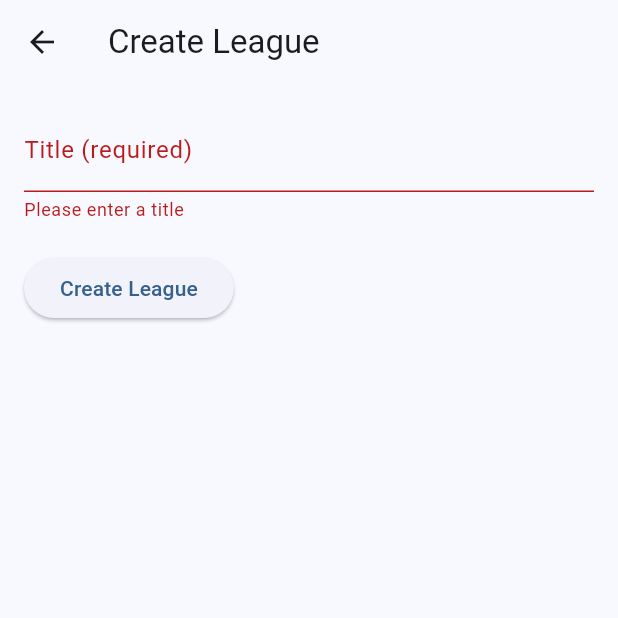
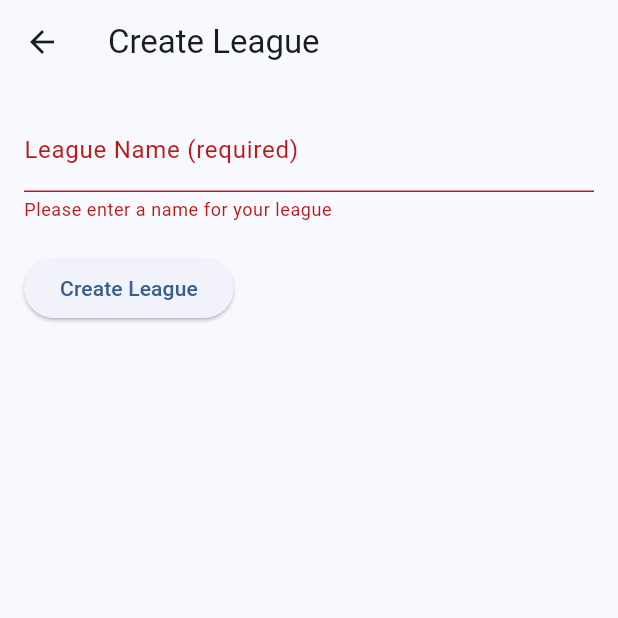
Before and after one commit to mitchgoertzen/renowned_fantasy, a Flutter app: the CreateLeague screen opened directly with empty values, after a tap on "Create League", on a phone screen of 412 x 824 dp, the top half of it. Run offline on Flutter 3.47's test engine with Material 2 defaults, Android fonts, the light colour scheme and no system bars; our stand-ins replace permission_handler, shared_preferences; missing offline and left inert: amplify_api, amplify_auth_cognito, amplify_authenticator, amplify_core, amplify_flutter, dart:ffi; accounts and stored records are empty.

Commit message:
add comments and refactor

```diff
--- a/lib/features/leagues/screens/create_league_page.dart
+++ b/lib/features/leagues/screens/create_league_page.dart
@@ -17,20 +17,19 @@ class CreateLeague extends StatefulWidget {
 
 class _CreateLeagueState extends State<CreateLeague> {
   final _formKey = GlobalKey<FormState>();
-  final TextEditingController nameController = TextEditingController();
+  final TextEditingController leagueNameController = TextEditingController();
 
-  late final String _nameText;
+  late final String _titleText;
 
   @override
   void initState() {
     super.initState();
-
-    _nameText = 'Create League';
+    _titleText = 'Create League';
   }
 
   @override
   void dispose() {
-    nameController.dispose();
+    leagueNameController.dispose();
     super.dispose();
   }
 
@@ -41,8 +40,7 @@ class _CreateLeagueState extends State<CreateLeague> {
 
     Manager? currentManager;
 
-    // If the form is valid, submit the data
-    final name = nameController.text;
+    final leagueName = leagueNameController.text;
 
     try {
       final leagueRequest = ModelQueries.list(League.classType);
@@ -57,23 +55,22 @@ class _CreateLeagueState extends State<CreateLeague> {
       }
 
       final newLeague = League(
-        name: name, creationDate: TemporalDate(DateTime.now()),
+        name: leagueName,
+        creationDate: TemporalDate(DateTime.now()),
         owner: currentManager!.username,
-        // Managers: usr!.whereType<User>().toList()
       );
 
+      //create new league and add to db
       final request = ModelMutations.create(newLeague);
       await Amplify.API.mutate(request: request).response;
 
       final newLeagueManager =
           LeagueManager(league: newLeague, manager: currentManager);
 
-      final lmRequest = ModelMutations.create(newLeagueManager);
-      await Amplify.API.mutate(request: lmRequest).response;
-
-      final updateLeague = newLeague.copyWith(managers: [newLeagueManager]);
-
-      ModelMutations.update(updateLeague);
+      //create league-manager relation and add to db
+      //since league is new, the only relation is current manager to new league
+      final leagueManagerRequest = ModelMutations.create(newLeagueManager);
+      await Amplify.API.mutate(request: leagueManagerRequest).response;
     } on ApiException catch (e) {
       safePrint('Query failed: $e');
     }
@@ -85,7 +82,7 @@ class _CreateLeagueState extends State<CreateLeague> {
   Widget build(BuildContext context) {
     return Scaffold(
       appBar: AppBar(
-        title: Text(_nameText),
+        title: Text(_titleText),
       ),
       body: Align(
         alignment: Alignment.topCenter,
@@ -100,13 +97,13 @@ class _CreateLeagueState extends State<CreateLeague> {
                   crossAxisAlignment: CrossAxisAlignment.start,
                   children: [
                     TextFormField(
-                      controller: nameController,
+                      controller: leagueNameController,
                       decoration: const InputDecoration(
-                        labelText: 'Title (required)',
+                        labelText: 'League Name (required)',
                       ),
                       validator: (value) {
                         if (value == null || value.isEmpty) {
-                          return 'Please enter a title';
+                          return 'Please enter a name for your league';
                         }
                         return null;
                       },
@@ -120,7 +117,7 @@ class _CreateLeagueState extends State<CreateLeague> {
                                 Navigator.pop(context)
                               }
                           }),
-                      child: Text(_nameText),
+                      child: Text(_titleText),
                     ),
                   ],
                 ),
--- a/lib/global_components/app_scaffold.dart
+++ b/lib/global_components/app_scaffold.dart
@@ -3,7 +3,11 @@ import 'package:flutter/material.dart';
 import 'app_bar.dart';
 import 'app_drawer.dart';
 
-Scaffold appScaffold(BuildContext context, Widget body, Widget page, Widget? bottomBar) {
+//scaffold used thoughout app
+//top bar and side drawer alwasys remain the same
+//bottom nav bar and content are customizable
+Scaffold appScaffold(
+    BuildContext context, Widget body, Widget page, Widget? bottomBar) {
   return Scaffold(
       appBar: draftAppBar(Theme.of(context)),
       drawer: appDrawer(context, page),
--- a/lib/utils/amplify_utilities.dart
+++ b/lib/utils/amplify_utilities.dart
@@ -11,7 +11,6 @@ class AmplifyUtilities {
       final request =
           ModelQueries.list(Manager.classType, where: Manager.ID.eq(id));
       final response = await Amplify.API.query(request: request).response;
-
       final managers = response.data!.items;
 
       if (response.hasErrors) {
@@ -29,12 +28,10 @@ class AmplifyUtilities {
 
   static Future<League?> getCurrentLeague() async {
     String id = await SharedPreferencesUtilities.getCurrentLeagueID();
-
     try {
       final request =
           ModelQueries.list(League.classType, where: League.ID.eq(id));
       final response = await Amplify.API.query(request: request).response;
-
       final leagues = response.data!.items;
 
       if (response.hasErrors) {
--- a/lib/utils/shared_preference_utilities.dart
+++ b/lib/utils/shared_preference_utilities.dart
@@ -34,9 +34,10 @@ class SharedPreferencesUtilities {
   }
 
   //TODO: set current Team?
-  static Future<void> setCurrentTeamID(String id) async {
+  static Future<String> setCurrentTeamID(String id) async {
     SharedPreferences prefs = await SharedPreferences.getInstance();
     prefs.setString('currentTeamID', id);
+    return id;
   }
 
   static Future<String> getCurrentTeamID() async {
@@ -51,5 +52,5 @@ class SharedPreferencesUtilities {
     prefs.remove('currentManager');
     prefs.remove('currentLeagueID');
     prefs.remove('currentTeamID');
-    }
+  }
 }
```
Also changed, not shown: lib/features/leagues/fantasy_league_home.dart (+9 -12 lines), lib/features/leagues/screens/league_directory_page.dart (+6 -33 lines), lib/features/main/screens/home.dart (+4 -112 lines), lib/global_components/app_drawer.dart (+11 -14 lines), lib/main.dart (+7 -1 lines).
